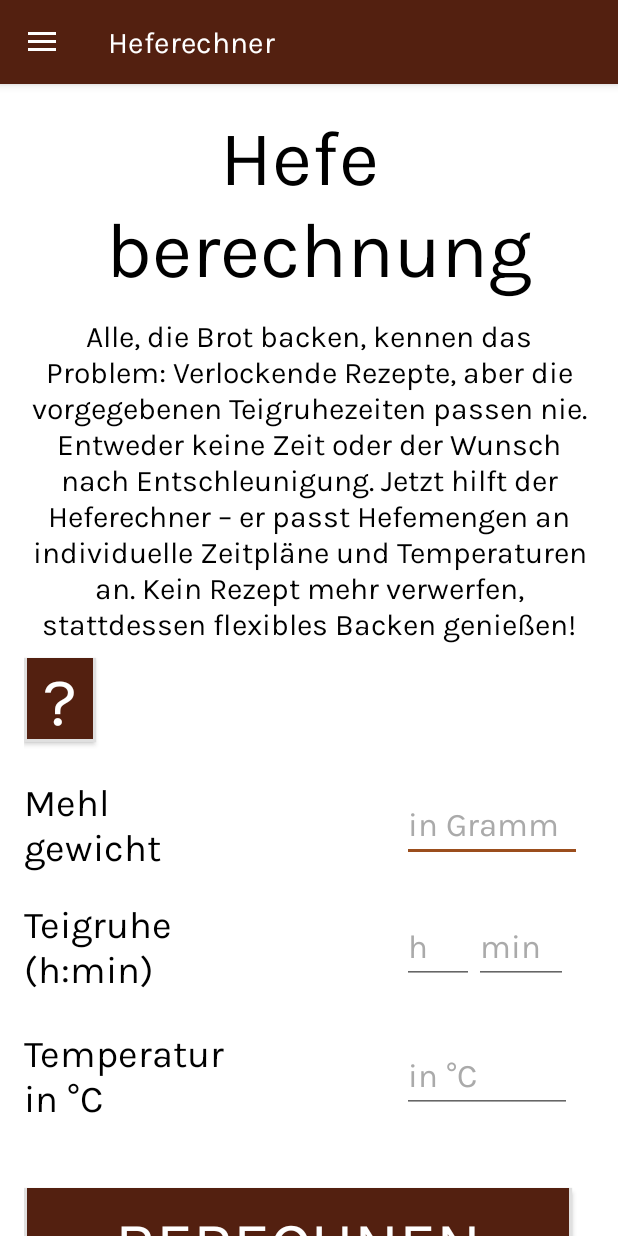
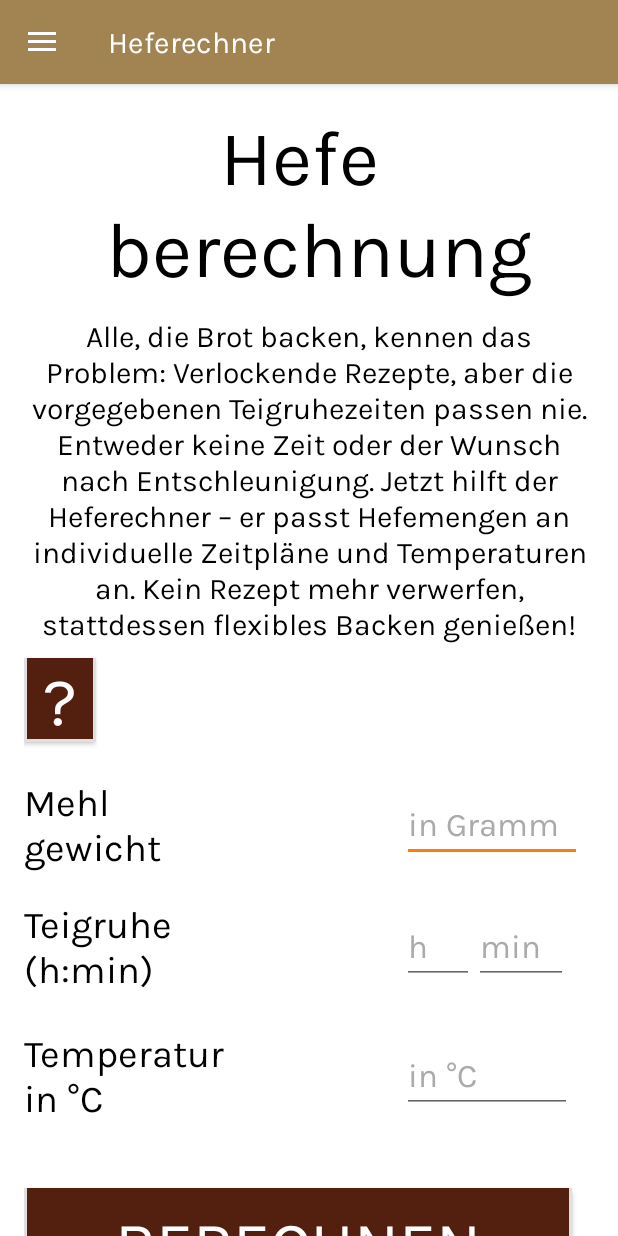
Before and after one commit to SebastianWeber99/HefeHelfer, an Android app: the screen it shows after launch (MainActivity), on a phone screen of 412 x 824 dp. Run offline under Robolectric (Android 15) with nearby library versions, the phone set to English and light mode, and no system bars; our stand-ins replace navigation-ui.

Commit message:
layout anpassungen kleinscheiß

```diff
--- a/app/src/main/res/drawable/side_nav_bar.xml
+++ b/app/src/main/res/drawable/side_nav_bar.xml
@@ -2,8 +2,8 @@
     android:shape="rectangle">
     <gradient
         android:angle="135"
-        android:centerColor="#F3BE86"
-        android:endColor="#D57B31"
-        android:startColor="#F5D0BB"
+        android:centerColor="#DCEAF1"
+        android:endColor="#DCEAF1"
+        android:startColor="#DCEAF1"
         android:type="linear" />
 </shape>
--- a/app/src/main/res/values-night/themes.xml
+++ b/app/src/main/res/values-night/themes.xml
@@ -4,11 +4,11 @@
         <!-- Primary brand color. -->
         <item name="colorPrimary">@color/purple_200</item>
         <item name="colorPrimaryVariant">@color/purple_700</item>
-        <item name="colorOnPrimary">@color/black</item>
+        <item name="colorOnPrimary">#44607F</item>
         <!-- Secondary brand color. -->
         <item name="colorSecondary">@color/teal_200</item>
         <item name="colorSecondaryVariant">@color/teal_200</item>
-        <item name="colorOnSecondary">@color/black</item>
+        <item name="colorOnSecondary">#44607F</item>
         <!-- Status bar color. -->
         <item name="android:statusBarColor">?attr/colorPrimaryVariant</item>
         <!-- Customize your theme here. -->
--- a/app/src/main/res/values/strings.xml
+++ b/app/src/main/res/values/strings.xml
@@ -283,7 +283,7 @@
     <string name="Multiplikator">Multiplikator</string>
 
     <string name="Rezeptrechner">Rezeptrechner</string>
-<string name="impressum">Kontakt: technikerarbeit.mdts@web.de \n \n Credits: Besonderer Dank geht an die Personen, die die App mit übersetzt und in der Entwicklung als Tester verfügbar waren. \n \n Besonders an Alex Wucherer, für die Erstellung der Backbilder. Sollte jemand einen kompetenten Illustrator suchen, ist er der Richtige: https://alexwucherer.com</string>
+<string name="impressum">Kontakt: HefeHelfer@web.de \n \n Credits: Besonderer Dank geht an die Personen, die die App mit übersetzt und in der Entwicklung als Tester verfügbar waren. \n \n Besonders an Alex Wucherer, für die Erstellung der Backbilder. Sollte jemand einen kompetenten Illustrator suchen, ist er der Richtige: https://alexwucherer.com</string>
 
     <string name="h.sinn">Alle, die Brot backen, kennen das Problem: Verlockende Rezepte, aber die vorgegebenen Teigruhezeiten passen nie. Entweder keine Zeit oder der Wunsch nach Entschleunigung. Jetzt hilft der Heferechner – er passt Hefemengen an individuelle Zeitpläne und Temperaturen an. Kein Rezept mehr verwerfen, stattdessen flexibles Backen genießen! </string>
 <string name="h.mehlerklear">Trage die laut des Rezepts benötigte Menge an Mehl ein. </string>
--- a/app/src/main/res/values/themes.xml
+++ b/app/src/main/res/values/themes.xml
@@ -2,12 +2,12 @@
     <!-- Base application theme. -->
     <style name="Theme.MyApplication" parent="Theme.MaterialComponents.DayNight.DarkActionBar">
         <!-- Primary brand color. -->
-        <item name="colorPrimary">@color/purple_500</item>
-        <item name="colorPrimaryVariant">@color/purple_200</item>
-        <item name="colorOnPrimary">@color/white</item>
+        <item name="colorPrimary">#A28453</item>
+        <item name="colorPrimaryVariant">#D1C79E</item>
+        <item name="colorOnPrimary">#DCEAF1</item>
         <!-- Secondary brand color. -->
-        <item name="colorSecondary">@color/teal_200</item>
-        <item name="colorSecondaryVariant">@color/teal_700</item>
+        <item name="colorSecondary">#FB7B0C</item>
+        <item name="colorSecondaryVariant">#A28453</item>
         <item name="colorOnSecondary">@color/black</item>
         <!-- Status bar color. -->
         <item name="android:statusBarColor">?attr/colorPrimaryVariant</item>
@@ -15,7 +15,7 @@
         <item name="android:fontFamily">@font/karla</item>
         <item name="android:textColor">@color/black</item>
         <item name="android:textColorHint">#AAAAAA</item>
-        <item name="android:hyphenationFrequency">fullFast</item>
+        <item name="android:hyphenationFrequency">full</item>
 >
     </style>
 
```
Also changed, not shown: app/src/main/res/drawable-night/keks.xml (+10 -2 lines), app/src/main/res/drawable/keks.xml (+10 -2 lines), app/src/main/res/layout/nav_header_main.xml (+20 -22 lines), app/src/main/java/hefe/example/hefe/MainActivity.java (line endings or trailing spaces), app/src/main/res/drawable/bildkorb.png (added), app/src/main/res/mipmap-hdpi/ic_launcher.jpg (added), app/src/main/res/mipmap-hdpi/ic_launcher.png (deleted), app/src/main/res/mipmap-hdpi/ic_launcher_round.jpg (added), app/src/main/res/mipmap-hdpi/ic_launcher_round.png (deleted), 15 other files.
